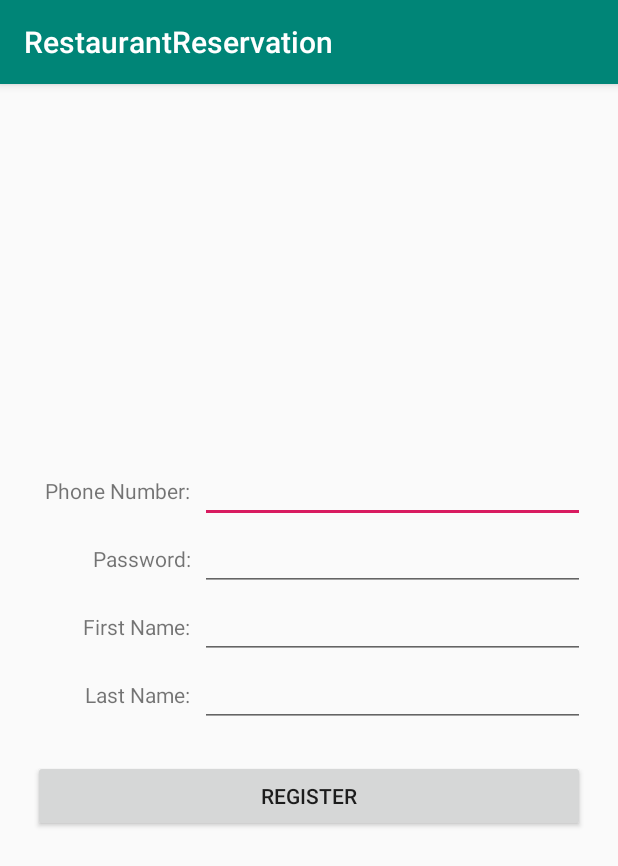
After one commit to pruthvi/Restaurant_Reservation_Android_App, an Android app: the RegistrationActivity screen opened directly, with no data from a screen before it, on a phone screen of 412 x 824 dp. The commit adds this screen. Shown: the top 866 px of the screen. Run offline under Robolectric (Android 15) with nearby library versions, the phone set to English and light mode, and no system bars.

Commit message:
[Added] 2 Way Authentication UI
1. Database Manager
2. Registeration/Authentication UI

```diff
--- /dev/null
+++ b/RestaurantReservation/app/src/main/java/com/restaurantreservation/RegistrationActivity.java
@@ -0,0 +1,13 @@
+package com.restaurantreservation;
+
+import android.support.v7.app.AppCompatActivity;
+import android.os.Bundle;
+
+public class RegistrationActivity extends AppCompatActivity {
+
+    @Override
+    protected void onCreate(Bundle savedInstanceState) {
+        super.onCreate(savedInstanceState);
+        setContentView(R.layout.activity_registration);
+    }
+}
--- /dev/null
+++ b/RestaurantReservation/app/src/main/res/layout/activity_registration.xml
@@ -0,0 +1,70 @@
+<?xml version="1.0" encoding="utf-8"?>
+<LinearLayout xmlns:android="http://schemas.android.com/apk/res/android"
+    xmlns:app="http://schemas.android.com/apk/res-auto"
+    xmlns:tools="http://schemas.android.com/tools"
+    android:layout_width="match_parent"
+    android:layout_height="match_parent"
+    tools:context=".RegistrationActivity"
+    android:orientation="vertical"
+    android:gravity="center"
+    android:layout_margin="@dimen/containerMargin">
+
+    <LinearLayout
+        android:layout_width="match_parent"
+        android:layout_height="wrap_content"
+        android:orientation="horizontal">
+        <TextView
+            style="@style/LabelControlTheme"
+            android:id="@+id/textPhoneNumber"
+            android:text="@string/labelPhoneNumber"/>
+        <EditText
+            android:layout_width="match_parent"
+            android:layout_height="wrap_content" />
+    </LinearLayout>
+
+    <LinearLayout
+        android:layout_width="match_parent"
+        android:layout_height="wrap_content">
+        <TextView
+            style="@style/LabelControlTheme"
+            android:id="@+id/textPassword"
+            android:text="@string/labelPassword"/>
+        <EditText
+            android:layout_width="match_parent"
+            android:layout_height="wrap_content" />
+    </LinearLayout>
+
+    <LinearLayout
+        android:layout_width="match_parent"
+        android:layout_height="wrap_content">
+
+        <TextView
+            style="@style/LabelControlTheme"
+            android:id="@+id/textFirstName"
+            android:text="@string/labelFirstName"/>
+        <EditText
+            android:layout_width="match_parent"
+            android:layout_height="wrap_content" />
+    </LinearLayout>
+
+    <LinearLayout
+        android:layout_width="match_parent"
+        android:layout_height="wrap_content">
+        <TextView
+            style="@style/LabelControlTheme"
+            android:id="@+id/textLastName"
+            android:text="@string/labelLastName"/>
+        <EditText
+            android:layout_width="match_parent"
+            android:layout_height="wrap_content" />
+    </LinearLayout>
+
+    <LinearLayout
+        android:layout_width="match_parent"
+        android:layout_height="wrap_content">
+        <Button
+            style="@style/FormButtonTheme"
+            android:id="@+id/btnRegister"
+            android:text="@string/btnRegister"/>
+    </LinearLayout>
+</LinearLayout>
--- /dev/null
+++ b/RestaurantReservation/app/src/main/res/values/dimens.xml
@@ -0,0 +1,15 @@
+<?xml version="1.0" encoding="utf-8"?>
+<resources>
+    <!-- Containers -->
+    <dimen name="containerMargin">10pt</dimen>
+
+    <!-- Controls -->
+    <dimen name="labelPadding">3pt</dimen>
+    <dimen name="labelMargin">5pt</dimen>
+    <dimen name="labelWidth">50pt</dimen>
+
+    <dimen name="buttonMargin">10pt</dimen>
+
+    <!-- Authentication -->
+    <dimen name="textAuthenticationCodeWidth">30pt</dimen>
+</resources>
--- a/RestaurantReservation/app/src/main/res/values/strings.xml
+++ b/RestaurantReservation/app/src/main/res/values/strings.xml
@@ -10,5 +10,11 @@
 
     <string name="address">941 Progress Ave, Scarborough, ON M1G 3T8</string>
 
-
+    <!-- Login Page & Registration -->
+    <string name="labelPhoneNumber">Phone Number: </string>
+    <string name="labelPassword">Password: </string>
+    <string name="labelAuthenticationCode">Enter 4 Digit Code: </string>
+    <string name="labelFirstName">First Name: </string>
+    <string name="labelLastName">Last Name: </string>
+    <string name="btnRegister">Register</string>
 </resources>
--- a/RestaurantReservation/app/src/main/res/values/styles.xml
+++ b/RestaurantReservation/app/src/main/res/values/styles.xml
@@ -13,4 +13,18 @@
         <item name="android:windowBackground">@drawable/splash_background</item>
     </style>
 
+    <!-- Control Theme -->
+    <style name="LabelControlTheme">
+        <item name="android:layout_width">@dimen/labelWidth</item>.
+        <item name="android:layout_height">wrap_content</item>
+        <item name="android:padding">@dimen/labelPadding</item>
+        <item name="android:gravity">right</item>
+    </style>
+
+    <style name="FormButtonTheme">
+        <item name="android:layout_width">match_parent</item>.
+        <item name="android:layout_height">wrap_content</item>
+        <item name="android:layout_marginTop">@dimen/buttonMargin</item>
+        <item name="android:layout_marginBottom">@dimen/buttonMargin</item>
+    </style>
 </resources>
```
Also changed, not shown: RestaurantReservation/app/src/main/AndroidManifest.xml (+7 -6 lines), RestaurantReservation/app/src/main/java/com/restaurantreservation/AuthenticationActivity.java (added, +13 -0 lines), RestaurantReservation/app/src/main/java/com/restaurantreservation/DatabaseManager.java (added, +53 -0 lines), RestaurantReservation/app/src/main/java/com/restaurantreservation/LoginActivity.java (added, +13 -0 lines), RestaurantReservation/app/src/main/res/layout/activity_authentication.xml (added, +48 -0 lines), RestaurantReservation/app/src/main/res/layout/activity_login.xml (added, +15 -0 lines).
